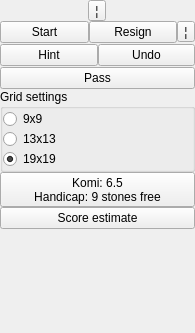
alecs1/home, file qt/qtgo/qtgo/GameSettings.ui: the form before one commit.
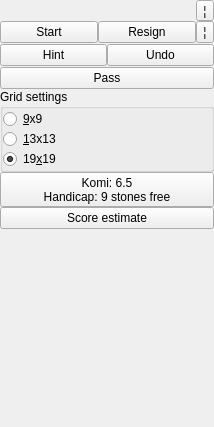
The form after the commit.

Diff of the .ui file:
```diff
--- a/qt/qtgo/qtgo/GameSettings.ui
+++ b/qt/qtgo/qtgo/GameSettings.ui
@@ -6,8 +6,8 @@
    <rect>
     <x>0</x>
     <y>0</y>
-    <width>195</width>
-    <height>333</height>
+    <width>214</width>
+    <height>427</height>
    </rect>
   </property>
   <property name="sizePolicy">
@@ -55,12 +55,12 @@
     </spacer>
    </item>
    <item row="0" column="0">
-    <layout class="QGridLayout" name="gridLayout" rowstretch="0,0,0,0,0,0,0,0,0,0,0">
+    <layout class="QGridLayout" name="gridLayout" rowstretch="0,0,0,0,0,0,0,0,0,0,1" rowminimumheight="0,0,0,0,0,0,0,0,0,0,1">
      <property name="spacing">
       <number>0</number>
      </property>
      <item row="0" column="0">
-      <layout class="QHBoxLayout" name="topRow">
+      <layout class="QHBoxLayout" name="topRow" stretch="1,0">
        <property name="spacing">
         <number>0</number>
        </property>
@@ -68,17 +68,14 @@
         <enum>QLayout::SetNoConstraint</enum>
        </property>
        <item>
-        <layout class="QVBoxLayout" name="verticalLayout_2">
-         <property name="spacing">
-          <number>0</number>
-         </property>
-         <property name="sizeConstraint">
-          <enum>QLayout::SetNoConstraint</enum>
-         </property>
+        <layout class="QVBoxLayout" name="roundInfoLayout"/>
+       </item>
+       <item>
+        <layout class="QVBoxLayout" name="verticalLayout_2" stretch="0,1">
          <item>
           <widget class="QToolButton" name="menuLauncher1">
            <property name="sizePolicy">
-            <sizepolicy hsizetype="Fixed" vsizetype="Preferred">
+            <sizepolicy hsizetype="Fixed" vsizetype="Fixed">
              <horstretch>0</horstretch>
              <verstretch>0</verstretch>
             </sizepolicy>
@@ -97,11 +94,11 @@
             <enum>Qt::Vertical</enum>
            </property>
            <property name="sizeType">
-            <enum>QSizePolicy::MinimumExpanding</enum>
+            <enum>QSizePolicy::Preferred</enum>
            </property>
            <property name="sizeHint" stdset="0">
             <size>
-             <width>0</width>
+             <width>20</width>
              <height>0</height>
             </size>
            </property>
@@ -158,7 +155,7 @@
         <item>
          <widget class="QRadioButton" name="button9x9">
           <property name="text">
-           <string>9x9</string>
+           <string>&amp;9x9</string>
           </property>
           <attribute name="buttonGroup">
            <string notr="true">buttonGroup</string>
@@ -168,7 +165,7 @@
         <item>
          <widget class="QRadioButton" name="button13x13">
           <property name="text">
-           <string>13x13</string>
+           <string>&amp;13x13</string>
           </property>
           <attribute name="buttonGroup">
            <string notr="true">buttonGroup</string>
@@ -178,7 +175,7 @@
         <item>
          <widget class="QRadioButton" name="button19x19">
           <property name="text">
-           <string>19x19</string>
+           <string>19&amp;x19</string>
           </property>
           <property name="checked">
            <bool>true</bool>
@@ -257,22 +254,6 @@
              </property>
             </widget>
            </item>
-           <item>
-            <spacer name="verticalSpacer_4">
-             <property name="orientation">
-              <enum>Qt::Vertical</enum>
-             </property>
-             <property name="sizeType">
-              <enum>QSizePolicy::MinimumExpanding</enum>
-             </property>
-             <property name="sizeHint" stdset="0">
-              <size>
-               <width>0</width>
-               <height>0</height>
-              </size>
-             </property>
-            </spacer>
-           </item>
           </layout>
          </item>
         </layout>
```
Left out of the diff: 2 changed lines with no effect on the pictures.
